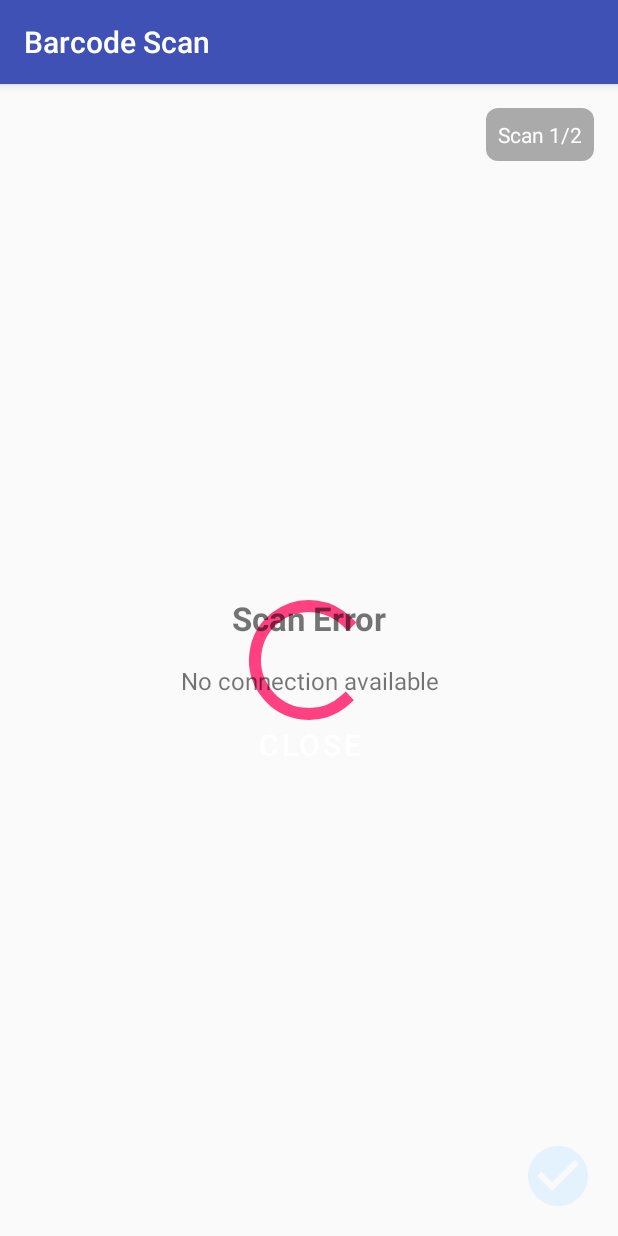
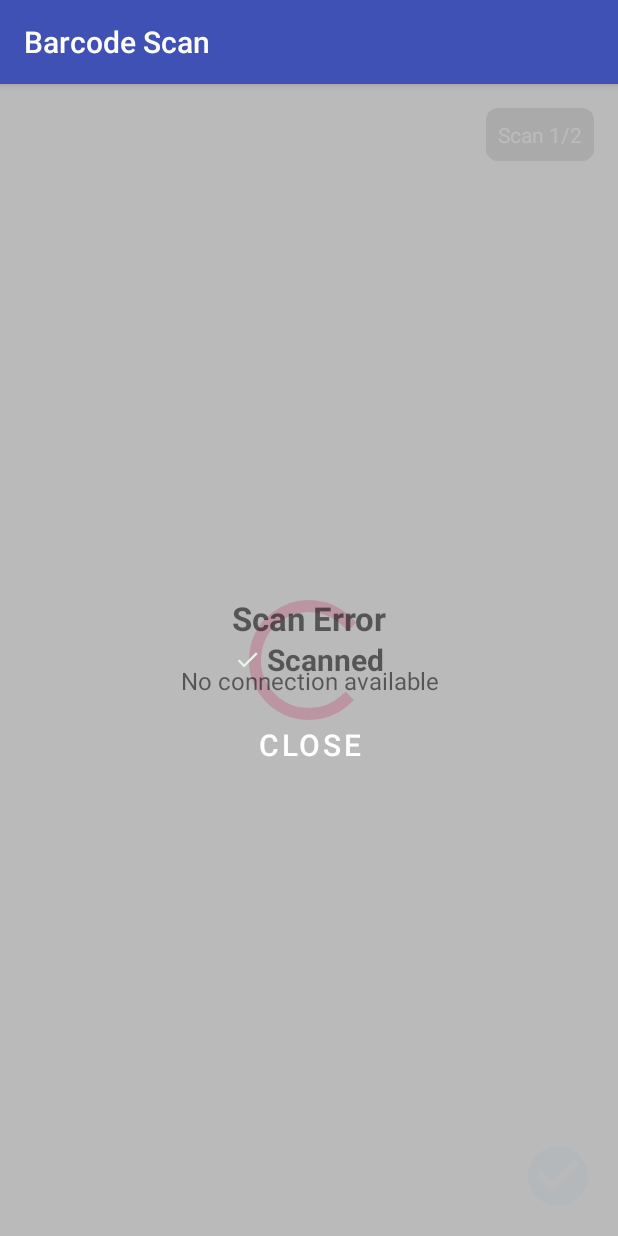
Before and after one commit to trebouillon/StorageApp, an Android app: the layout activity_scan.xml on its own in the app's theme, with its tools: preview values and no code run, on a phone screen of 412 x 824 dp. Run offline under Robolectric (Android 15) with nearby library versions, the phone set to English and light mode, and no system bars.

Commit message:
adds overlay after scan happened

```diff
--- a/app/src/main/kotlin/de/boettcher/storage/scan/ScanViewModel.kt
+++ b/app/src/main/kotlin/de/boettcher/storage/scan/ScanViewModel.kt
@@ -3,6 +3,8 @@ package de.boettcher.storage.scan
 import android.content.res.Resources
 import android.databinding.ObservableBoolean
 import android.databinding.ObservableField
+import android.os.Handler
+import android.os.Looper
 import android.support.annotation.StringRes
 import de.boettcher.storage.R
 import de.boettcher.storage.model.BoundingBox
@@ -25,6 +27,8 @@ class ScanViewModel @Inject constructor(
     val isError = ObservableBoolean(false)
     val scanHint = ObservableField<String>(TextUtils.EMPTY)
     val errorMessage = ObservableField<String>(TextUtils.EMPTY)
+    val isBarcodeScanned = ObservableBoolean(false)
+    val scannedBarcodeText = ObservableField<String>(TextUtils.EMPTY)
     private val disposable = CompositeDisposable()
 
     fun onSurfaceCreated() {
@@ -100,9 +104,20 @@ class ScanViewModel @Inject constructor(
     }
 
     fun sendBarcode() {
+        isBarcodeScanned.set(true)
         barcodeArea.get()?.let {
-            scanStore.sendBarcode(it.getValue())
+            scannedBarcodeText.set(resources.getString(R.string.scan_accepted, it.getValue()))
         }
+
+        val handler = Handler(Looper.getMainLooper())
+        handler.postDelayed({
+
+            isBarcodeScanned.set(false)
+            barcodeArea.get()?.let {
+                scanStore.sendBarcode(it.getValue())
+
+            }
+        }, 1500)
     }
 
     fun onDestroy() {
--- /dev/null
+++ b/app/src/main/res/drawable/ic_check.xml
@@ -0,0 +1,4 @@
+<?xml version="1.0" encoding="UTF-8" standalone="no"?>
+<vector xmlns:android="http://schemas.android.com/apk/res/android" android:height="18dp" android:viewportHeight="24.0" android:viewportWidth="24.0" android:width="18dp">
+    <path android:fillColor="#E8F5E9" android:pathData="M9,16.17L4.83,12l-1.42,1.41L9,19 21,7l-1.41,-1.41z"/>
+</vector>
--- a/app/src/main/res/layout/activity_scan.xml
+++ b/app/src/main/res/layout/activity_scan.xml
@@ -98,6 +98,31 @@
                 app:layout_constraintTop_toTopOf="parent"
                 tools:text="Scan 1/2"/>
 
+            <FrameLayout
+                android:background="@color/gray"
+                android:clickable="false"
+                android:layout_height="match_parent"
+                android:layout_width="match_parent"
+                app:layout_constraintBottom_toBottomOf="parent"
+                app:layout_constraintLeft_toLeftOf="parent"
+                app:layout_constraintRight_toRightOf="parent"
+                app:layout_constraintTop_toTopOf="parent"
+                app:visibility="@{viewModel.isBarcodeScanned}">
+
+                <TextView
+                    android:drawablePadding="4dp"
+                    android:drawableStart="@drawable/ic_check"
+                    android:gravity="center"
+                    android:layout_gravity="center"
+                    android:layout_height="wrap_content"
+                    android:layout_width="wrap_content"
+                    android:text="@{viewModel.scannedBarcodeText}"
+                    android:textSize="20sp"
+                    android:textStyle="bold"
+                    tools:text="Scanned"/>
+
+            </FrameLayout>
+
         </android.support.constraint.ConstraintLayout>
 
         <android.support.constraint.ConstraintLayout
--- a/app/src/main/res/values/colors.xml
+++ b/app/src/main/res/values/colors.xml
@@ -3,4 +3,7 @@
     <color name="colorPrimary">#3F51B5</color>
     <color name="colorPrimaryDark">#303F9F</color>
     <color name="colorAccent">#FF4081</color>
+
+    <color name="gray">#CAAA</color>
+
 </resources>
--- a/app/src/main/res/values/strings.xml
+++ b/app/src/main/res/values/strings.xml
@@ -22,5 +22,6 @@
     <string name="scan_error_general">"An unknown error has occurred."</string>
     <string name="scan_error_network">"You have no internet connection. Please check your settings."</string>
     <string name="scan_error_authentication">"You are not logged in. Please enter your userId first on profile page."</string>
+    <string name="scan_accepted">"Scanned Barcode %1$s"</string>
 
 </resources>
```
